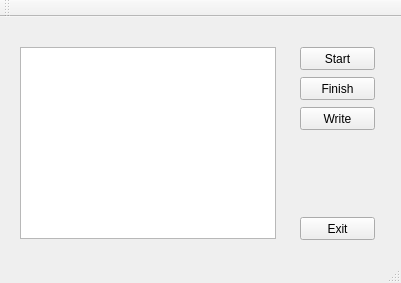
This is OfflineTest/mainwindow.ui in OSLL/edu-mindwave-diary as Qt 5 draws it before an edit. The edited form follows.
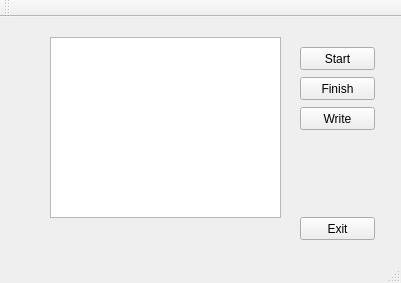
This is the edited form.

```diff
--- a/OfflineTest/mainwindow.ui
+++ b/OfflineTest/mainwindow.ui
@@ -17,10 +17,10 @@
    <widget class="QTextBrowser" name="textBrowser">
     <property name="geometry">
      <rect>
-      <x>20</x>
-      <y>30</y>
-      <width>256</width>
-      <height>192</height>
+      <x>50</x>
+      <y>20</y>
+      <width>231</width>
+      <height>181</height>
      </rect>
     </property>
    </widget>
@@ -80,7 +80,7 @@
     <property name="geometry">
      <rect>
       <x>310</x>
-      <y>130</y>
+      <y>160</y>
       <width>47</width>
       <height>13</height>
      </rect>
```
